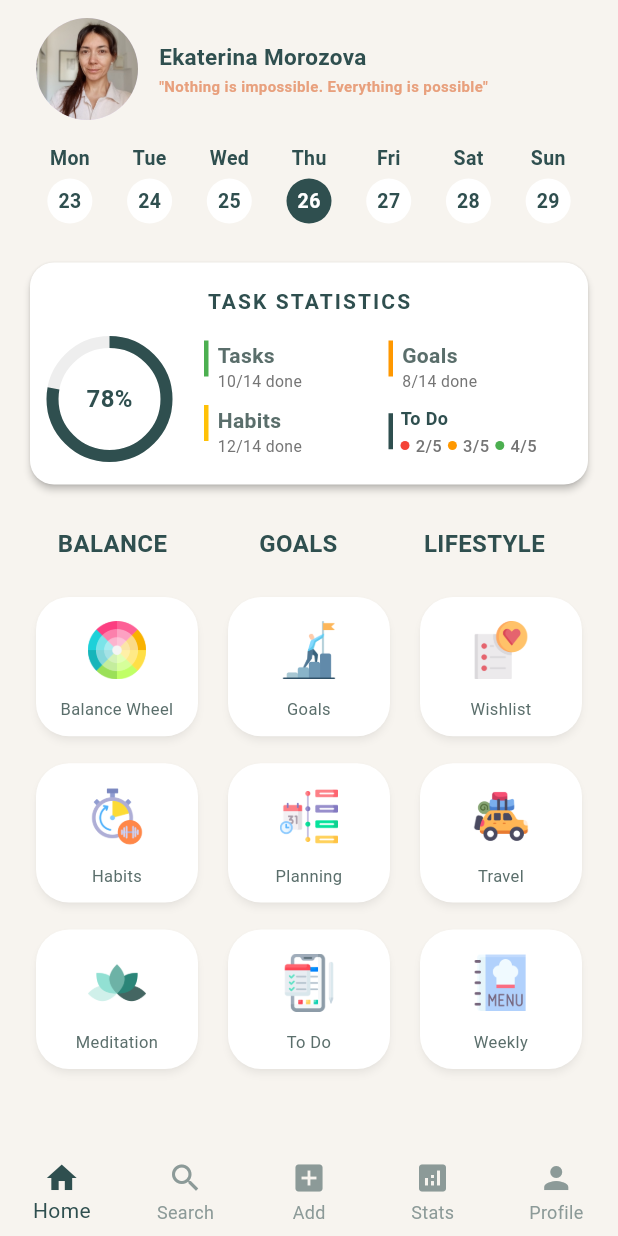
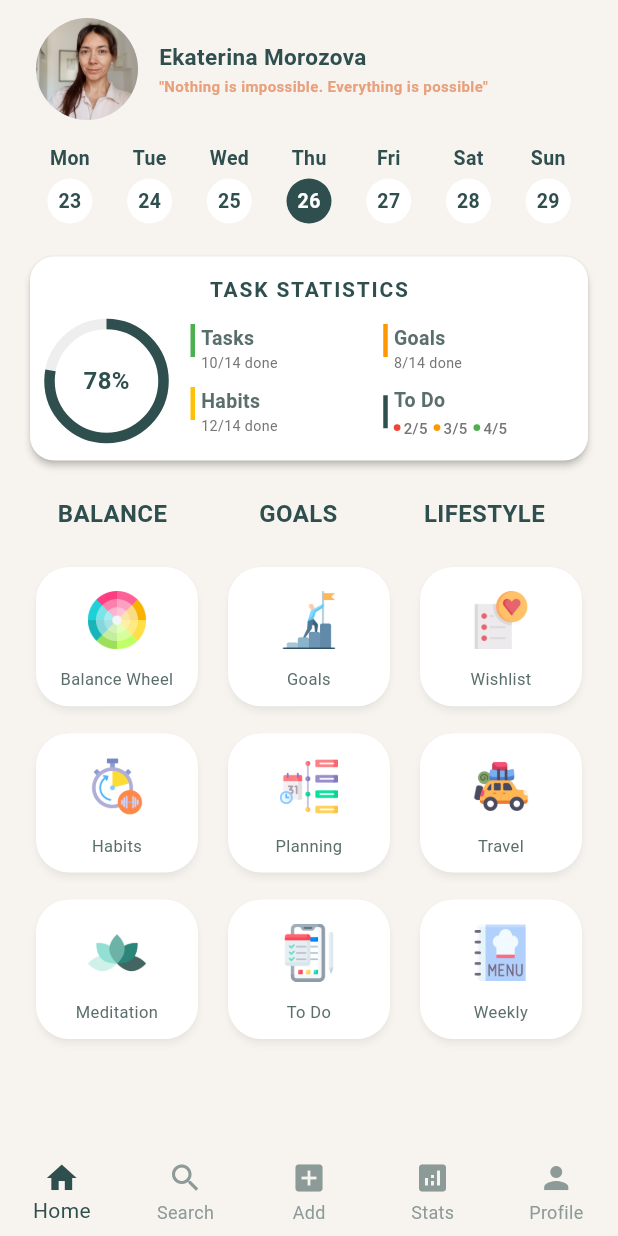
Before and after one commit to katmorozova/balance-lifestyle-app, a Flutter app: the screen it shows after launch, on a phone screen of 412 x 824 dp. Run offline on Flutter 3.47's test engine with Material 3 defaults, Android fonts, the phone set to English and light mode, and no system bars; Roboto replaces fonts that are missing (Georgia).

Commit message:
fix: changes details to the widget TasksStatisticsCard

```diff
--- a/balance_lifestyle/lib/features/home/widgets/tasks_statistics_card.dart
+++ b/balance_lifestyle/lib/features/home/widgets/tasks_statistics_card.dart
@@ -8,9 +8,9 @@ class TasksStatisticsCard extends StatelessWidget {
       elevation: 2,
       shape: RoundedRectangleBorder(borderRadius: BorderRadius.circular(16)),
       color: Colors.white,
-      margin: const EdgeInsets.symmetric(horizontal: 4, vertical: 10),
+      margin: const EdgeInsets.symmetric(horizontal: 4, vertical: 6),
       child: Padding(
-        padding: const EdgeInsets.symmetric(horizontal: 12.0, vertical: 16.0),
+        padding: const EdgeInsets.symmetric(horizontal: 10.0, vertical: 12.0),
         child: Column(
           mainAxisSize: MainAxisSize.min,
           children: [
@@ -20,11 +20,11 @@ class TasksStatisticsCard extends StatelessWidget {
                 fontSize: 14,
                 fontFamily: 'Georgia',
                 fontWeight: FontWeight.bold,
-                letterSpacing: 1.4,
+                letterSpacing: 1.2,
                 color: AppColors.textPrimary,
               ),
             ),
-            const SizedBox(height: 14),
+            const SizedBox(height: 10),
 
             Row(
               children: [
@@ -39,7 +39,7 @@ class TasksStatisticsCard extends StatelessWidget {
                         height: 76,
                         child: CircularProgressIndicator(
                           value: 0.78,
-                          strokeWidth: 8,
+                          strokeWidth: 7,
                           backgroundColor: Colors.grey.shade200,
                           valueColor: const AlwaysStoppedAnimation<Color>(
                             AppColors.primary,
@@ -58,7 +58,7 @@ class TasksStatisticsCard extends StatelessWidget {
                     ],
                   ),
                 ),
-                const SizedBox(width: 22),
+                const SizedBox(width: 15),
                 // Cuadrícula de columnas con textos 2x2
                 Expanded(
                   child: Column(
@@ -122,9 +122,9 @@ class TasksStatisticsCard extends StatelessWidget {
       children: [
         Container(
           width: 3,
-          height: 24,
+          height: 22,
           color: color,
-          margin: const EdgeInsets.only(right: 6),
+          margin: const EdgeInsets.only(right: 4),
         ),
         Column(
           crossAxisAlignment: CrossAxisAlignment.start,
@@ -132,7 +132,7 @@ class TasksStatisticsCard extends StatelessWidget {
             Text(
               title,
               style: TextStyle(
-                fontSize: 14,
+                fontSize: 13,
                 fontFamily: 'Georgia',
                 fontWeight: FontWeight.bold,
                 color: AppColors.textSecondary,
@@ -141,7 +141,7 @@ class TasksStatisticsCard extends StatelessWidget {
             Text(
               subtitle,
               style: TextStyle(
-                fontSize: 10.5,
+                fontSize: 9.5,
                 fontFamily: 'Georgia',
                 color: Colors.grey.shade600
               ),
@@ -159,9 +159,9 @@ class TasksStatisticsCard extends StatelessWidget {
       children: [
         Container(
           width: 3,
-          height: 24,
+          height: 22,
           color: AppColors.textPrimary,
-          margin: const EdgeInsets.only(right: 5),
+          margin: const EdgeInsets.only(right: 4),
         ),
         Column(
           crossAxisAlignment: CrossAxisAlignment.start,
@@ -169,10 +169,10 @@ class TasksStatisticsCard extends StatelessWidget {
             Text(
               'To Do',
               style: TextStyle(
-                fontSize: 12,
+                fontSize: 13,
                 fontFamily: 'Georgia',
                 fontWeight: FontWeight.bold,
-                color: AppColors.textPrimary,
+                color: AppColors.textSecondary,
               ),
             ),
             const SizedBox(height: 2),
@@ -196,18 +196,18 @@ class TasksStatisticsCard extends StatelessWidget {
     return Row(
       children: [
         Container(
-          width: 6,
-          height: 6,
+          width: 4.5,
+          height: 4.5,
           decoration: BoxDecoration(
             color: color,
             shape: BoxShape.circle,
           ),
         ),
-        const SizedBox(width: 4),
+        const SizedBox(width: 2),
         Text(
           text,
           style: TextStyle(
-            fontSize: 11,
+            fontSize: 10,
             color: Colors.grey.shade600,
             fontWeight: FontWeight.w500,
           ),
```
